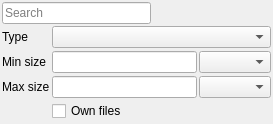
Qt form application/GUI/Search/SearchDock.ui (Ummon/D-LAN) before a commit.
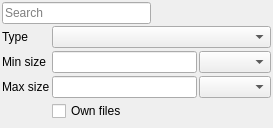
The same form after that commit. Icons and pictures are not drawn.

Commit message: Add a plus icon for advanced search options

Patch:
```diff
--- a/application/GUI/Search/SearchDock.ui
+++ b/application/GUI/Search/SearchDock.ui
@@ -10,7 +10,7 @@
     <x>0</x>
     <y>0</y>
     <width>273</width>
-    <height>124</height>
+    <height>128</height>
    </rect>
   </property>
   <property name="features">
```
Left out of the diff: 11 changed lines with no effect on the pictures. The commit also changes 2 other files.
